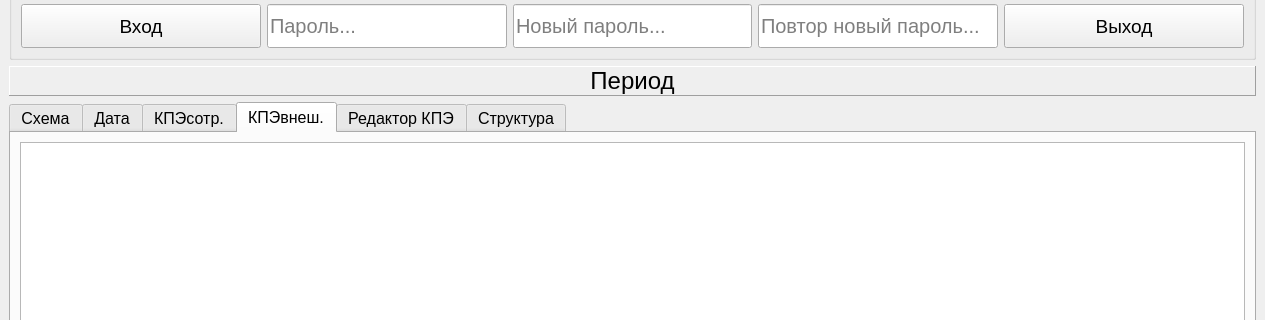
The window that mydesign.ui (Nokturnalmor/KPI) describes before a commit, drawn with Qt 5; both pictures show x 0 to 1265 and y 108 to 428 of the 1265 by 898 pixel window.
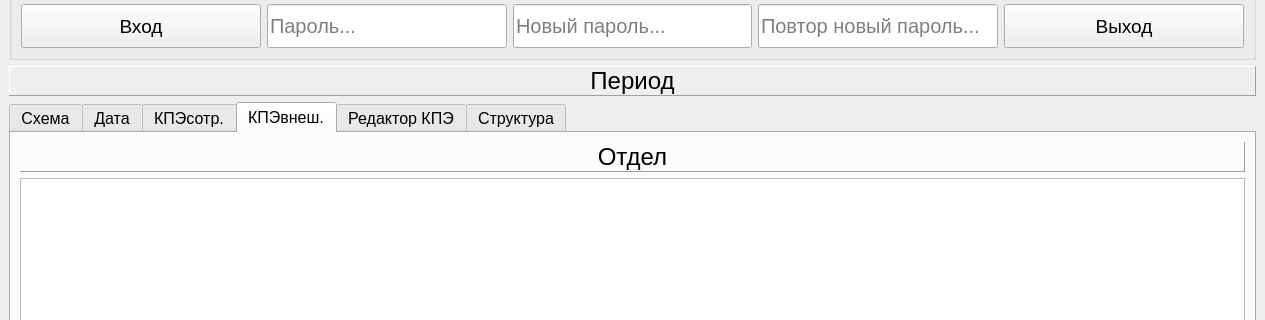
The same window after the commit. The open tabs and pages were chosen to show the change.

```diff
--- a/mydesign.ui
+++ b/mydesign.ui
@@ -606,7 +606,28 @@
        </attribute>
        <layout class="QVBoxLayout" name="verticalLayout_7">
         <item>
-         <widget class="QTableWidget" name="tableWidget_kpi_vnesh">
+         <widget class="QLabel" name="l_tek_otd">
+          <property name="font">
+           <font>
+            <pointsize>18</pointsize>
+           </font>
+          </property>
+          <property name="frameShape">
+           <enum>QFrame::Panel</enum>
+          </property>
+          <property name="frameShadow">
+           <enum>QFrame::Raised</enum>
+          </property>
+          <property name="text">
+           <string>Отдел</string>
+          </property>
+          <property name="alignment">
+           <set>Qt::AlignCenter</set>
+          </property>
+         </widget>
+        </item>
+        <item>
+         <widget class="QTableWidget" name="tbl_kpi_vnesh">
           <property name="font">
            <font>
             <pointsize>14</pointsize>
```
Left out of the diff: 60 changed lines with no effect on the pictures.
